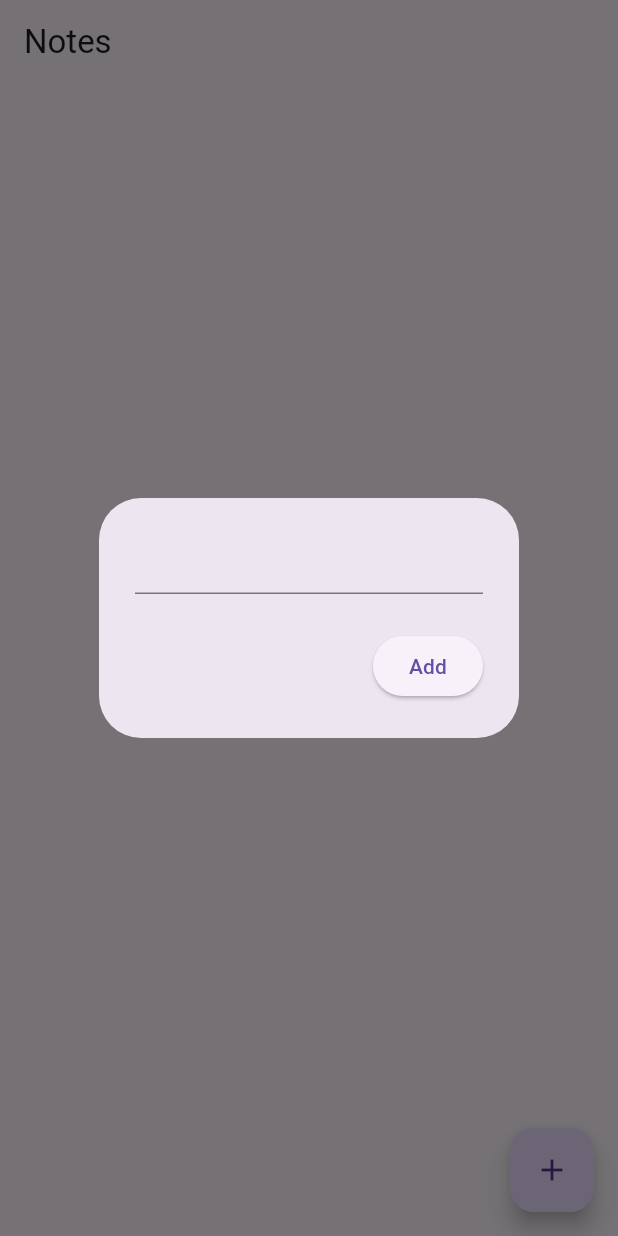
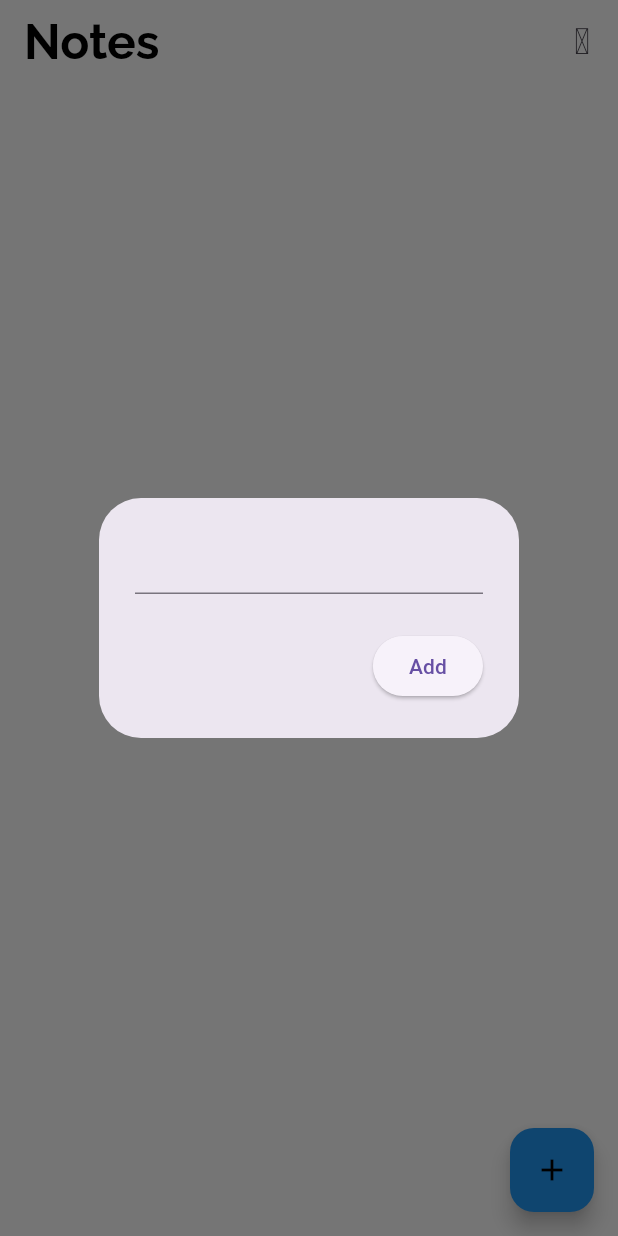
Before and after one commit to escpad/flutter_project, a Flutter app: the HomePage screen opened directly, after a tap on the "add" icon, on a phone screen of 412 x 824 dp. Run offline on Flutter 3.47's test engine with Material 3 defaults, Android fonts, the phone set to English and light mode, and no system bars; our stand-ins replace cloud_firestore, firebase_auth, firebase_core, fluttertoast, google_fonts, material_design_icons_flutter; accounts and stored records are empty.

```diff
--- a/lib/pages/home.dart
+++ b/lib/pages/home.dart
@@ -1,7 +1,9 @@
 import 'package:cloud_firestore/cloud_firestore.dart';
 import 'package:flutter/material.dart';
 import 'package:material_design_icons_flutter/material_design_icons_flutter.dart';
+import 'package:my_first_flutter/pages/usersettings.dart';
 import 'package:my_first_flutter/services/firestore.dart';
+import 'package:google_fonts/google_fonts.dart';
 
 class HomePage extends StatefulWidget {
   const HomePage({super.key});
@@ -24,6 +26,13 @@ class _HomePageState extends State<HomePage> {
       context: context,
       builder: (context) => AlertDialog(
         content: TextField(
+          style: GoogleFonts.roboto(
+                    textStyle: const TextStyle(
+                      color: Colors.black,
+                      fontWeight: FontWeight.w400,
+                      fontSize: 18
+                    )
+                  ),
           controller: textController,
         ),
         actions: [
@@ -57,10 +66,32 @@ class _HomePageState extends State<HomePage> {
   Widget build(BuildContext context) {
     return Scaffold(
       appBar: AppBar(
-        title: Text('Notes'),
+        backgroundColor: Colors.white,
+        title: Text(
+                  'Notes',
+                  style: GoogleFonts.raleway(
+                    textStyle: const TextStyle(
+                      color: Colors.black,
+                      fontWeight: FontWeight.bold,
+                      fontSize: 32
+                    )
+                  ),
+                ),
+        actions: [
+          IconButton(onPressed: (){Navigator.push(
+        context,
+        MaterialPageRoute(
+          builder: (BuildContext context) => const UserSettings()
+        )
+      );}, icon: Icon(MdiIcons.accountBox))
+        ],
       ),
+      backgroundColor: Colors.white,
       floatingActionButton:
-          FloatingActionButton(onPressed: openNoteBox, child: const Icon(Icons.add)
+          FloatingActionButton(backgroundColor: Colors.blue, onPressed: openNoteBox, child: const Icon(
+            color: Colors.black,
+            Icons.add
+            ),
       ),
       body: StreamBuilder(stream: firestoreService.getNotesStream(),
       builder: (context, snapshot) {
@@ -69,6 +100,7 @@ class _HomePageState extends State<HomePage> {
           List notesList = snapshot.data!.docs;
 
           return ListView.builder(
+
             itemCount: notesList.length,
             itemBuilder: (context, index) {
               DocumentSnapshot document = notesList[index];
@@ -79,7 +111,8 @@ class _HomePageState extends State<HomePage> {
               String noteText = data['note'];
 
               return ListTile(
-                title: Text(noteText),
+                title: Text(noteText,  style: GoogleFonts.roboto(fontWeight: FontWeight.w400,
+                      fontSize: 18)),
                 trailing: Row(
                   mainAxisSize: MainAxisSize.min,
                   children: [
```
Also changed, not shown: lib/pages/login.dart (+37 -48 lines), lib/pages/usersettings.dart (added, +14 -0 lines), 2 other files.
